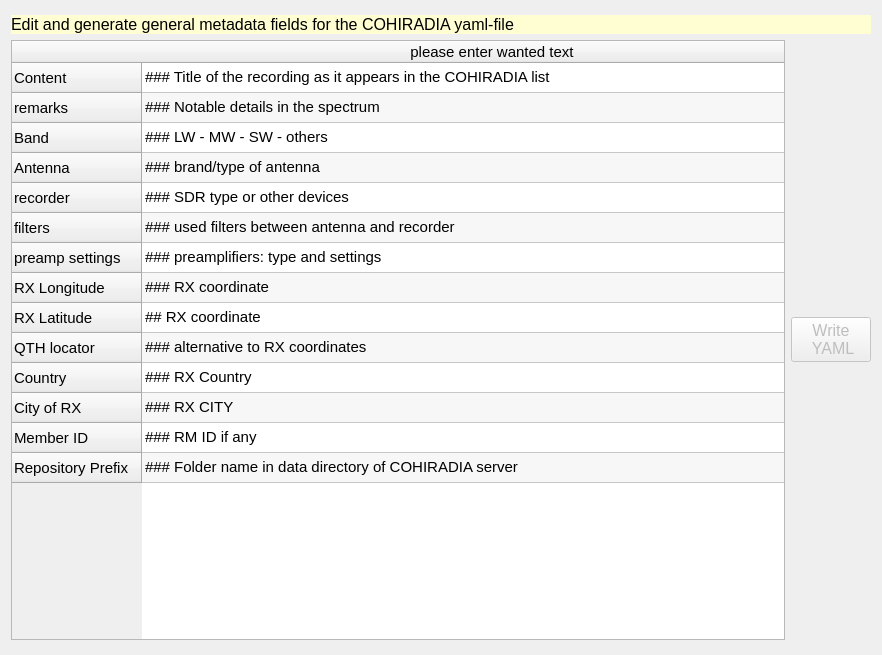
This is sources/yaml_editor/ressources/yaml_editor_widget.ui in schaten/COHIWizard as Qt 5 draws it before an edit. The edited form follows.
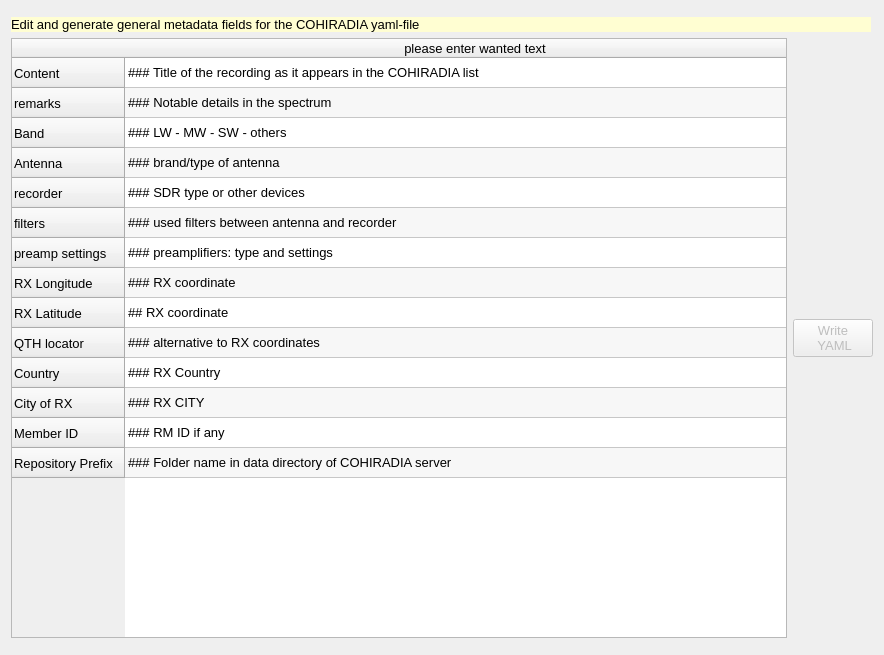
This is the edited form.

The edit to the form file:
```diff
--- a/sources/yaml_editor/ressources/yaml_editor_widget.ui
+++ b/sources/yaml_editor/ressources/yaml_editor_widget.ui
@@ -6,7 +6,7 @@
    <rect>
     <x>0</x>
     <y>0</y>
-    <width>882</width>
+    <width>884</width>
     <height>655</height>
    </rect>
   </property>
@@ -29,7 +29,7 @@
        </property>
        <property name="font">
         <font>
-         <pointsize>12</pointsize>
+         <pointsize>10</pointsize>
         </font>
        </property>
        <property name="text">
@@ -54,7 +54,7 @@
        </property>
        <property name="font">
         <font>
-         <pointsize>11</pointsize>
+         <pointsize>10</pointsize>
         </font>
        </property>
        <property name="alternatingRowColors">
@@ -353,7 +353,7 @@
        </property>
        <property name="font">
         <font>
-         <pointsize>12</pointsize>
+         <pointsize>10</pointsize>
         </font>
        </property>
        <property name="autoFillBackground">
```
